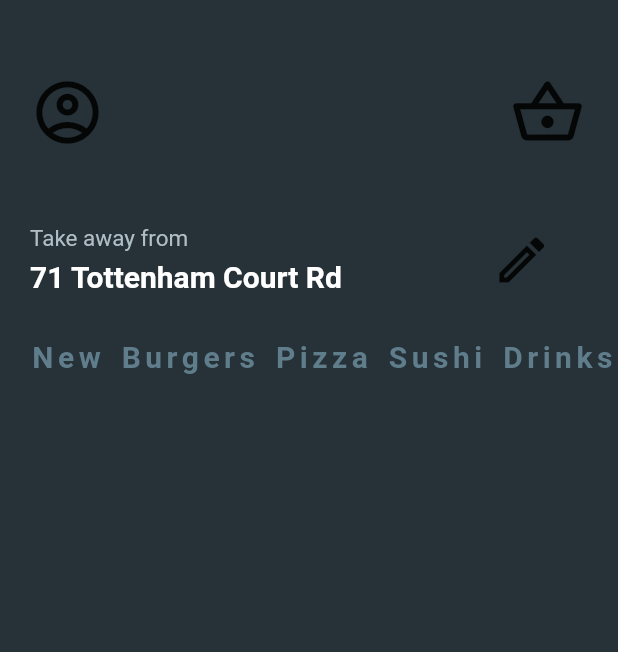
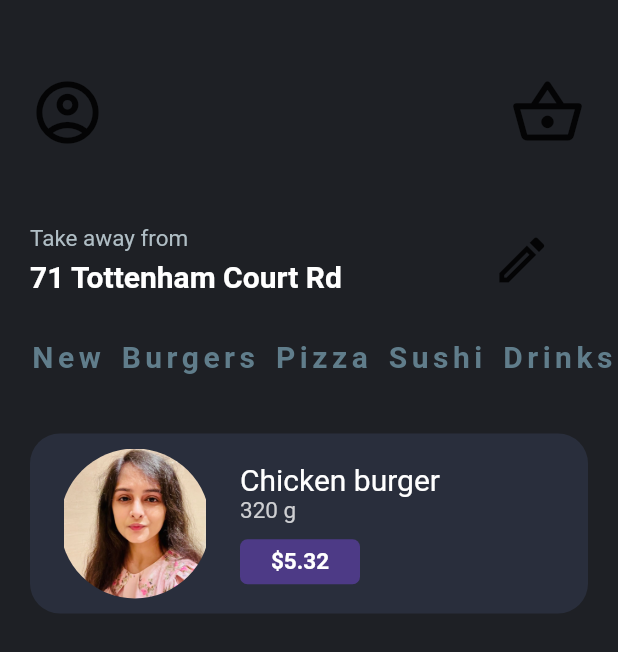
Before and after one commit to tanyarajhans/restaurant_ui_flutter, a Flutter app: the screen it shows after launch, on a phone screen of 412 x 824 dp. Shown: the top 652 px of the screen. Run offline on Flutter 3.47's test engine with Material 2 defaults, Android fonts, the phone set to English and light mode, and no system bars.

Commit message:
Added item card

```diff
--- a/lib/main.dart
+++ b/lib/main.dart
@@ -1,6 +1,7 @@
 
 
 import 'package:flutter/material.dart';
+import 'package:flutter/widgets.dart';
 
 void main() {
   runApp(const MyApp());
@@ -15,7 +16,7 @@ class MyApp extends StatelessWidget {
     return MaterialApp(
 
       home: Scaffold(
-          backgroundColor: Colors.blueGrey[900],
+          backgroundColor: Color(0xff1e2025),
           body: Column(
           crossAxisAlignment: CrossAxisAlignment.center,
           mainAxisAlignment: MainAxisAlignment.start,
@@ -83,7 +84,71 @@ class MyApp extends StatelessWidget {
               )
             ),
 
+           Container(
+             margin: EdgeInsets.only(top: 40.0, left: 20.0, right: 20.0),
+             padding: EdgeInsets.only(top: 10.0, left: 20.0, bottom: 10.0),
+             decoration: BoxDecoration(
+               borderRadius: BorderRadius.all(Radius.circular(20),
 
+               ),
+               color: Color(0xff292e3c),
+             ),
+
+             child: Row(
+
+               children: <Widget>[
+
+               ClipRRect(
+                borderRadius: BorderRadius.circular(100.0),
+
+                child: Image(image: AssetImage('images/me.jpeg'),
+                  height: 100.0,
+                  width: 100.0,
+                ),
+               ),
+               SizedBox(
+                width: 20.0
+              ),
+              Container(
+                alignment: Alignment.centerLeft,
+                child: Column(
+                  crossAxisAlignment: CrossAxisAlignment.start,
+                  children:
+               <Widget>[
+                 Text('Chicken burger',
+                 textAlign: TextAlign.left,
+                 style: TextStyle(fontSize: 20.0,
+                 color: Colors.white),
+                 ),
+                 Text('320 g',
+                   textAlign: TextAlign.start,
+                 style: TextStyle(fontSize: 15.0,
+                 color: Color(0xffcecfd2)),
+
+                 ),
+                 SizedBox(
+                   height: 10.0,
+                 ),
+                 Container(
+                   decoration: BoxDecoration(
+                     color: Color(0xff4d3a86),
+                     borderRadius: BorderRadius.circular(5)
+                   ),
+                   height: 30.0,
+                   width: 80.0,
+                   child: Align(alignment: Alignment.center,
+                   child: Text("\$5.32",
+                   style: TextStyle(fontSize: 15.0,
+                 color: Colors.white, fontWeight: FontWeight.bold),
+                 )
+                 )
+                 )
+               ],
+               )
+              )
+             ],
+             )
+           )
 
           ],
         )
--- a/pubspec.yaml
+++ b/pubspec.yaml
@@ -58,8 +58,8 @@ flutter:
   uses-material-design: true
 
   # To add assets to your application, add an assets section, like this:
-  # assets:
-  #   - images/a_dot_burr.jpeg
+  assets:
+    - images/me.jpeg
   #   - images/a_dot_ham.jpeg
 
   # An image asset can refer to one or more resolution-specific "variants", see
```
Also changed, not shown: images/me.jpeg (added).
